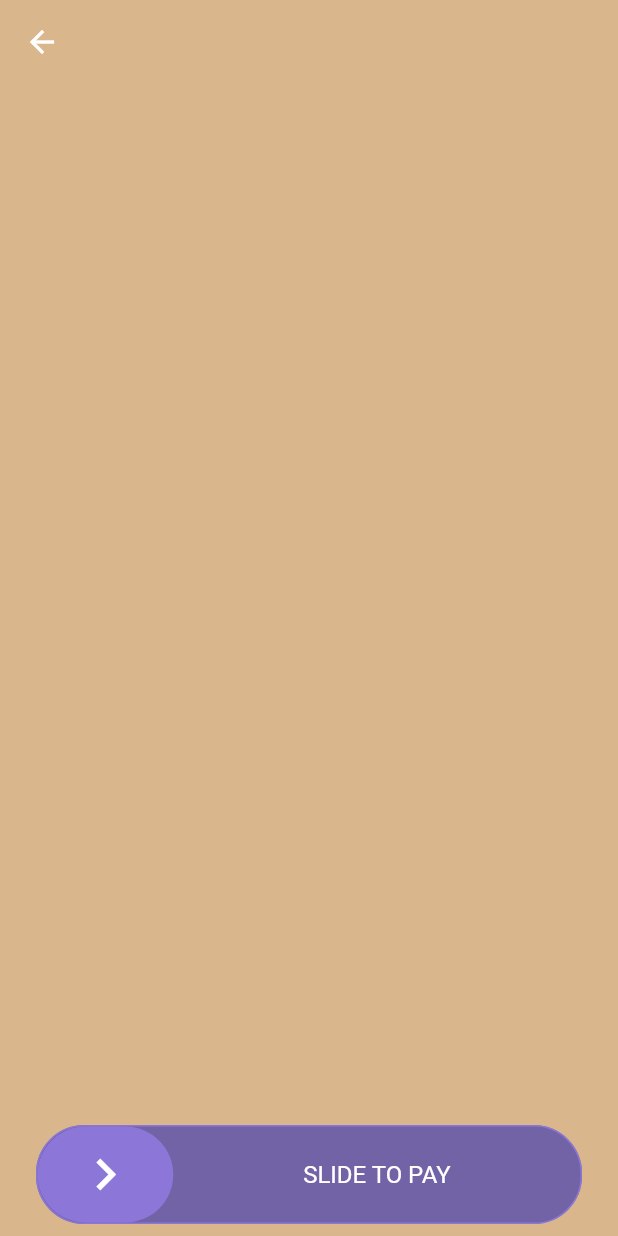
After one commit to ogustavobelo/awesome-widgets, a Flutter app: the screen it shows after launch, after a tap on "Swipeable Button", on a phone screen of 412 x 824 dp. The commit adds this screen. Run offline on Flutter 3.47's test engine with Material 2 defaults, Android fonts, the phone set to English and light mode, and no system bars; our stand-ins replace flare_flutter, flutter_masked_text; missing offline and left inert: credit_card_type_detector.

Commit message:
swipeable button implemented

```diff
--- a/lib/core/routes/routes.dart
+++ b/lib/core/routes/routes.dart
@@ -2,4 +2,5 @@ class Routes {
   static String initial = '/';
   static String reviewModal = '/reviewModal';
   static String paymentCard3d = '/3dPaymentCard';
+  static String swipeableButton = '/swipeableButton';
 }
--- a/lib/main.dart
+++ b/lib/main.dart
@@ -4,6 +4,7 @@ import 'package:awesome_widgets/core/routes/routes.dart';
 import 'package:awesome_widgets/screens/3dPaymentCard/3dPaymentCard.screen.dart';
 import 'package:awesome_widgets/screens/home/home.screen.dart';
 import 'package:awesome_widgets/screens/rating/rating.screen.dart';
+import 'package:awesome_widgets/screens/swipeableButton/swipeableButton.screen.dart';
 import 'package:flutter/material.dart';
 import 'package:flutter/services.dart';
 
@@ -28,6 +29,7 @@ class MyApp extends StatelessWidget {
         Routes.initial: (context) => HomeScreen(),
         Routes.reviewModal: (context) => RatingScreen(),
         Routes.paymentCard3d: (context) => PaymentCardScreen(),
+        Routes.swipeableButton: (context) => SwipeableButtonScreen(),
       },
     );
   }
--- a/lib/screens/home/home.screen.dart
+++ b/lib/screens/home/home.screen.dart
@@ -44,6 +44,17 @@ class _HomeScreenState extends State<HomeScreen> {
                       },
                     ),
               ),
+              Container(
+                alignment: Alignment.center,
+                margin: EdgeInsets.only(bottom: 8.0),
+                child: AnimatedRoundedButton(
+                      text: "Swipeable Button",
+                      color: Colors.orange,
+                      onPressed: ()  {
+                        Navigator.pushNamed(context, Routes.swipeableButton);
+                      },
+                    ),
+              ),
 
             ],
           )
--- /dev/null
+++ b/lib/screens/swipeableButton/swipeable.button.dart
@@ -0,0 +1,81 @@
+import 'package:awesome_widgets/screens/swipeableButton/swipeable.widget.dart';
+import 'package:flutter/material.dart';
+
+class SwipeableButton extends StatelessWidget {
+  final Color primaryColor;
+  final Color secondaryColor;
+  final String text;
+  final VoidCallback onSwipe;
+  final double borderRadius;
+  final Color textColor;
+  SwipeableButton({
+    @required this.text,
+    @required this.onSwipe,
+    this.primaryColor,
+    this.secondaryColor,
+    this.borderRadius = 0.0,
+    this.textColor,
+  });
+  @override
+  Widget build(BuildContext context) {
+    final Size size = MediaQuery.of(context).size;
+    return Container(
+      width: size.width,
+      padding: EdgeInsets.symmetric(horizontal: 24, vertical: 8),
+      child: Stack(
+        children: <Widget>[
+          Container(
+            height: size.height * .08,
+            padding: EdgeInsets.all(8.0),
+            decoration: BoxDecoration(
+              borderRadius: BorderRadius.circular(borderRadius),
+              color: secondaryColor,
+            ),
+          ),
+          SwipeableWidget(
+              height: size.height * .08,
+              onSwipe: onSwipe,
+              child: Container(
+                  decoration: BoxDecoration(
+                    border: Border.all(color: primaryColor),
+                    borderRadius: BorderRadius.circular(borderRadius),
+                    color: secondaryColor,
+                  ),
+                  child: Row(
+                    mainAxisAlignment: MainAxisAlignment.spaceBetween,
+                    crossAxisAlignment: CrossAxisAlignment.center,
+                    children: <Widget>[
+                      Flexible(
+                          flex: 1,
+                          child: Container(
+                            decoration: BoxDecoration(
+                              color: primaryColor,
+                              borderRadius: BorderRadius.circular(borderRadius),
+                            ),
+                            child: Center(
+                              child: Icon(Icons.chevron_right,
+                                  color: Colors.white, size: 42),
+                            ),
+                          )),
+                      Flexible(
+                          flex: 3,
+                          child: Container(
+                              alignment: Alignment.center,
+                              child: Text(
+                                text.toUpperCase(),
+                                style: TextStyle(
+                                  fontSize: 16.0,
+                                  color: textColor ?? Colors.white,
+                                ),
+                                maxLines: 1,
+                                overflow: TextOverflow.ellipsis,
+                              ))),
+                    ],
+                  )))
+        ],
+      ),
+    );
+  }
+
+
+}
--- /dev/null
+++ b/lib/screens/swipeableButton/swipeable.widget.dart
@@ -0,0 +1,120 @@
+import 'package:flutter/material.dart';
+
+class SwipeableWidget extends StatefulWidget {
+  final Widget child;
+  final double height;
+  final VoidCallback onSwipe;
+  final double swipePercentage;
+
+  SwipeableWidget({
+    @required this.child,
+    @required this.height,
+    @required this.onSwipe,
+    this.swipePercentage = 0.75,
+  });
+
+  @override
+  _SwipeableWidgetState createState() => _SwipeableWidgetState();
+}
+
+class _SwipeableWidgetState extends State<SwipeableWidget>
+    with SingleTickerProviderStateMixin {
+  AnimationController _controller;
+  Animation<double> animation;
+
+  double _startPosition = 0.0;
+  double _endsPosition = 0.0;
+
+  bool clicked = false;
+
+  @override
+  void initState() {
+    super.initState();
+    _controller =
+        AnimationController(vsync: this, duration: Duration(milliseconds: 300))
+          ..addListener(() {
+            setState(() {});
+          });
+
+    _controller.value = 1.0;
+  }
+
+  @override
+  void dispose() {
+    _controller.dispose();
+    super.dispose();
+  }
+
+  @override
+  Widget build(BuildContext context) {
+    if (!clicked) {
+      iddleAnimation();
+    }
+
+    return GestureDetector(
+        onTap: () {
+          _controller.animateTo(1.0,
+              duration: Duration(milliseconds: 500), curve: Curves.easeInOut);
+          setState(() {
+            clicked = true;
+          });
+        },
+        onPanStart: (details) {
+          setState(() {
+            clicked = true;
+
+            _startPosition = details.localPosition.dx;
+          });
+        },
+        onPanUpdate: (details) {
+          final widgetSize = context.size.width;
+          final minimumXToStartSwiping = widgetSize * .25;
+          if (_startPosition <= minimumXToStartSwiping) {
+            setState(() {
+              clicked = true;
+
+              _endsPosition = details.localPosition.dx;
+            });
+            final widgetSize = context.size.width;
+            _controller.value = 1 - ((details.localPosition.dx) / widgetSize);
+          }
+        },
+        onPanEnd: (details) {
+          final delta = _endsPosition - _startPosition;
+          final widgetSize = context.size.width;
+          final deltaNeededToBeSwiped = widgetSize * widget.swipePercentage;
+          if (delta > deltaNeededToBeSwiped) {
+            _controller.animateTo(0.0,
+                duration: Duration(milliseconds: 300),
+                curve: Curves.fastOutSlowIn);
+            widget.onSwipe();
+            Future.delayed(Duration(milliseconds: 500), () {
+              _controller.animateTo(1.0,
+                  duration: Duration(milliseconds: 800),
+                  curve: Curves.fastLinearToSlowEaseIn);
+            });
+          } else {
+            _controller.animateTo(1.0, duration: Duration(milliseconds: 300));
+          }
+        },
+        child: Container(
+            height: widget.height,
+            child: Align(
+                alignment: Alignment.centerRight,
+                child: FractionallySizedBox(
+                    widthFactor: _controller.value,
+                    heightFactor: 1.0,
+                    child: widget.child))));
+  }
+
+  void iddleAnimation() {
+    if (_controller.value == 1.0) {
+      _controller.animateTo(.9,
+          duration: Duration(milliseconds: 500), curve: Curves.easeInOut);
+    }
+    if (_controller.value == .9) {
+      _controller.animateTo(1.0,
+          duration: Duration(milliseconds: 500), curve: Curves.easeInOut);
+    }
+  }
+}
--- /dev/null
+++ b/lib/screens/swipeableButton/swipeableButton.screen.dart
@@ -0,0 +1,58 @@
+import 'package:awesome_widgets/screens/swipeableButton/swipeable.button.dart';
+import 'package:awesome_widgets/sharedWidgets/fullScreenLoading/fullScreenLoading.dart';
+import 'package:flutter/material.dart';
+
+class SwipeableButtonScreen extends StatefulWidget {
+  @override
+  _SwipeableButtonScreenState createState() => _SwipeableButtonScreenState();
+}
+
+class _SwipeableButtonScreenState extends State<SwipeableButtonScreen> {
+  final Color backgroundColor = Color(0xFFD9B68B);
+  final Color primaryColor = Color(0xFF8C77D9);
+  final Color secondaryColor = Color(0xFF7263A6);
+
+  bool loading = false;
+
+  @override
+  Widget build(BuildContext context) {
+    return FullScreenLoading(
+      "assets/animations/payment_loading.flr",
+      animationName: "loading",
+      loading: loading,
+          child: Scaffold(
+        backgroundColor: backgroundColor,
+        appBar: AppBar(
+          elevation: 0.0,
+          backgroundColor: backgroundColor,
+        ),
+        body: Column(
+          children: <Widget>[
+            Expanded(child: SizedBox()),
+            SwipeableButton(
+              text: "Slide to Pay",
+              primaryColor: primaryColor,
+              borderRadius: 32.0,
+              secondaryColor: secondaryColor,
+              onSwipe: () async {
+                setState(() {
+                  loading = true;
+                });
+
+                await Future.delayed(Duration(seconds: 5), (){
+                  setState(() {
+                    loading = false;
+                  });
+                });
+
+              },
+            ),
+          ],
+        ),
+
+      ),
+    );
+  }
+
+
+}
--- /dev/null
+++ b/lib/sharedWidgets/fullScreenLoading/fullScreenLoading.dart
@@ -0,0 +1,85 @@
+import 'package:flare_flutter/flare_actor.dart';
+import 'package:flare_flutter/flare_cache_builder.dart';
+import 'package:flare_flutter/provider/asset_flare.dart';
+import 'package:flutter/material.dart';
+import 'package:flutter/services.dart';
+
+class FullScreenLoading extends StatefulWidget {
+  final String animationUrl;
+  final String animationName;
+  final bool loading;
+  final String message;
+  final Widget child;
+  FullScreenLoading(
+    this.animationUrl, {
+    @required this.animationName,
+    @required this.child,
+    @required this.loading,
+    this.message,
+  });
+  @override
+  _FullScreenLoadingState createState() => _FullScreenLoadingState();
+}
+
+class _FullScreenLoadingState extends State<FullScreenLoading> {
+//  final FlareControls _controls = FlareControls();
+  @override
+  Widget build(BuildContext context) {
+    final Size size = MediaQuery.of(context).size;
+
+    return Material(
+      child: Stack(
+        children: <Widget>[
+          widget.child,
+          widget.loading
+              ? Container(
+                  height: size.height,
+                  width: size.width,
+                  color: Colors.white.withOpacity(.75),
+                  child: Center(
+                    child: Column(
+                      mainAxisAlignment: MainAxisAlignment.center,
+                      children: <Widget>[
+                        Container(
+                          height: size.height * .25,
+                          child: FlareCacheBuilder(
+                            [
+                              AssetFlare(
+                                  bundle: rootBundle, name: widget.animationUrl)
+                            ],
+                            builder: (context, loaded) {
+                              return !loaded
+                                  ? Row(
+                                      mainAxisAlignment:
+                                          MainAxisAlignment.center,
+                                      children: <Widget>[
+                                        CircularProgressIndicator()
+                                      ],
+                                    )
+                                  : FlareActor(
+                                      widget.animationUrl,
+                                      animation: widget.animationName,
+                                      fit: BoxFit.contain,
+                                      alignment: Alignment.center,
+                                    );
+                            },
+                          ),
+                        ),
+                        SizedBox(height: size.height * .05),
+                        Text(
+                          widget.message ?? "Loading...",
+                          style: TextStyle(
+                            color: Theme.of(context).primaryColorDark,
+                            fontSize: 22,
+                          ),
+                        )
+                      ],
+                    ),
+                  ),
+                )
+              : Container(),
+        ],
+      ),
+    );
+  }
+}
--- a/pubspec.yaml
+++ b/pubspec.yaml
@@ -30,6 +30,7 @@ dependencies:
   cupertino_icons: ^0.1.3
   flutter_masked_text: ^0.8.0
   credit_card_type_detector: ^1.1.0
+  flare_flutter: ^2.0.6
 
 
 dev_dependencies:
@@ -51,6 +52,7 @@ flutter:
   assets:
     - assets/paymentCard/
     - assets/logo/
+    - assets/animations/
 
   # An image asset can refer to one or more resolution-specific "variants", see
   # https://flutter.dev/assets-and-images/#resolution-aware.
```
Also changed, not shown: pubspec.lock, 1 other file.
